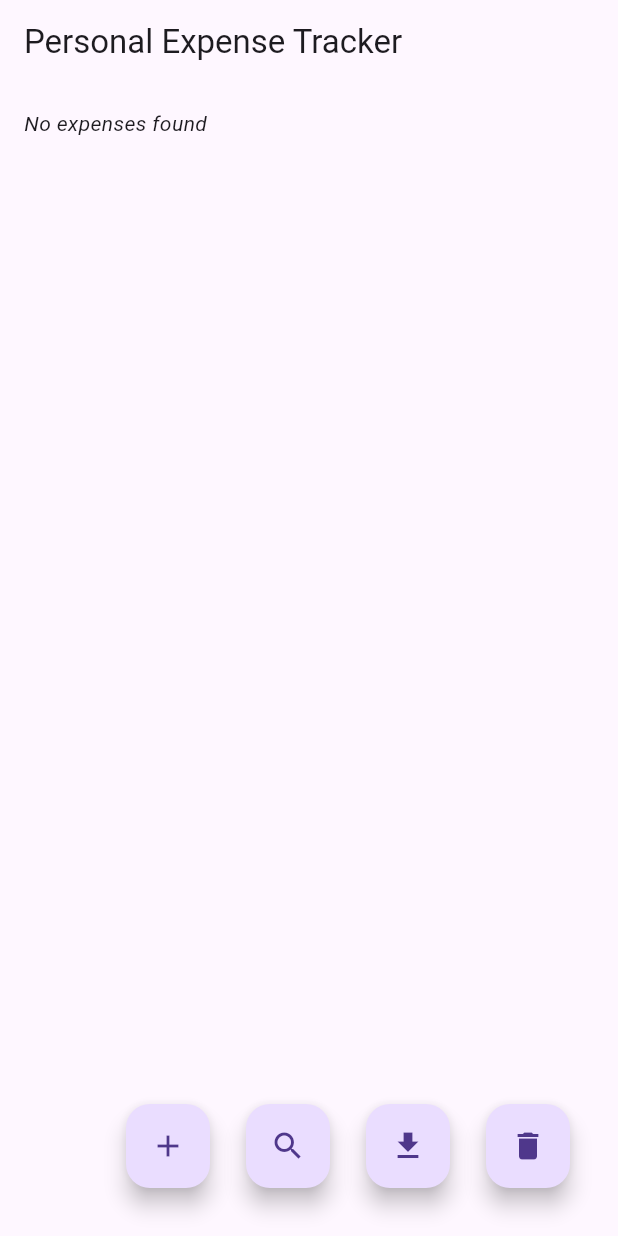
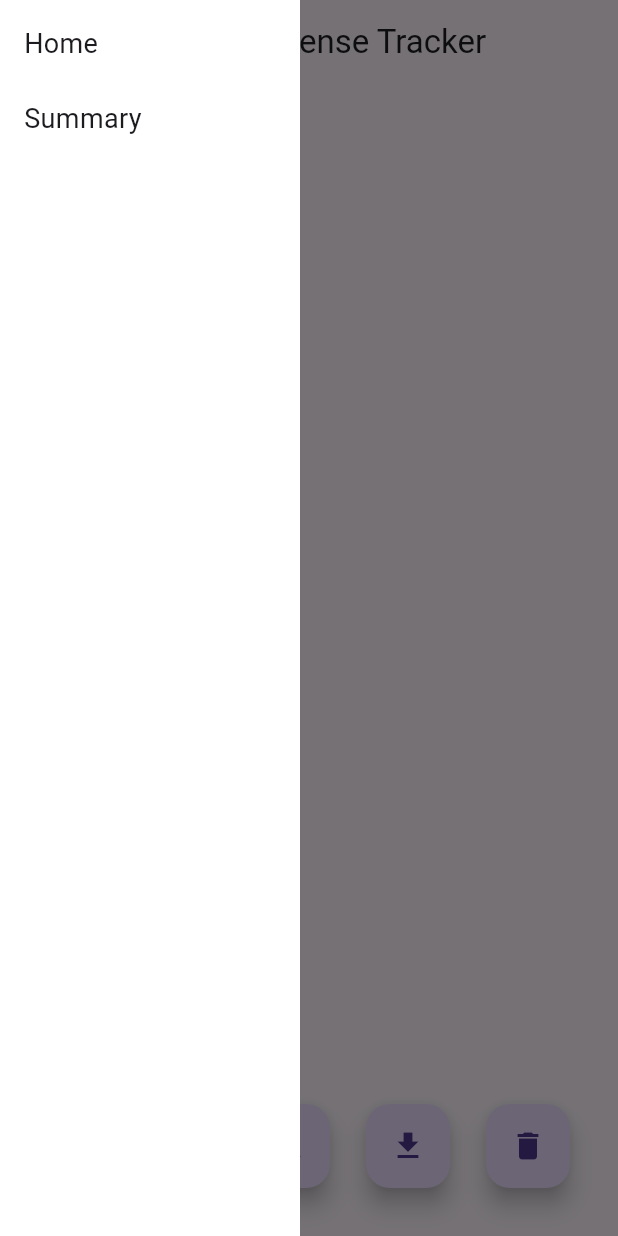
Before and after one commit to saifymatteo/Neurogine-Assessment-Personal-Expense-Tracker, a Flutter app: the screen it shows after launch, with the side drawer open (before the commit the screen has no drawer), on a phone screen of 412 x 824 dp. Run offline on Flutter 3.47's test engine with Material 3 defaults, Android fonts, the phone set to English and light mode, and no system bars; our stand-ins replace auto_route, clock, freezed_annotation, hive_ce_flutter; accounts and stored records are empty.

Commit message:
[lib] feat: add Summary page

```diff
--- a/lib/ui/ft_tracker/pg_home/page.dart
+++ b/lib/ui/ft_tracker/pg_home/page.dart
@@ -9,9 +9,68 @@ class NeurogineHomeTrackerPage extends StatelessWidget {
 
   @override
   Widget build(BuildContext context) {
+    final l10n = context.l10n;
+
     return Scaffold(
-      appBar: AppBar(title: Text(context.l10n.appTitle)),
+      appBar: AppBar(
+        title: Text(l10n.appTitle),
+        leading: Builder(
+          // New BuildContext to open drawer
+          builder: (context) {
+            return IconButton(
+              icon: Icon(Icons.menu),
+              onPressed: () => Scaffold.of(context).openDrawer(),
+            );
+          },
+        ),
+      ),
+      drawer: _AppDrawer(),
       body: AutoRouter(),
     );
   }
 }
+
+class _AppDrawer extends StatelessWidget {
+  const _AppDrawer();
+
+  @override
+  Widget build(BuildContext context) {
+    final l10n = context.l10n;
+
+    return Container(
+      width: 200,
+      decoration: BoxDecoration(color: Colors.white),
+      child: SafeArea(
+        child: Padding(
+          padding: EdgeInsets.all(16),
+          child: Column(
+            spacing: 24,
+            crossAxisAlignment: CrossAxisAlignment.start,
+            children: [
+              InkWell(
+                child: Text(
+                  l10n.navigationHome,
+                  style: TextStyle(fontSize: 18),
+                ),
+                onTap: () {
+                  Scaffold.of(context).closeDrawer();
+                  context.router.replace(NeurogineHomeExpenseListRoute());
+                },
+              ),
+              InkWell(
+                child: Text(
+                  l10n.navigationSummary,
+                  style: TextStyle(fontSize: 18),
+                ),
+                onTap: () {
+                  Scaffold.of(context).closeDrawer();
+                  context.router.replace(NeurogineHomeExpenseSummaryRoute());
+                },
+              ),
+            ],
+          ),
+        ),
+      ),
+    );
+  }
+}
--- /dev/null
+++ b/lib/ui/ft_tracker/pg_summary/repository.dart
@@ -0,0 +1,32 @@
+import 'package:flutter/material.dart';
+import 'package:hive_ce_flutter/hive_ce_flutter.dart';
+
+import '../../../lib.dart';
+import 'state.dart';
+
+class NeurogineHomeExpenseSummaryRepository extends ChangeNotifier {
+  NeurogineHomeExpenseSummaryState _state = NeurogineHomeExpenseSummaryStateLoading();
+  NeurogineHomeExpenseSummaryState get state => _state;
+
+  Box<NeurogineExpenseModel>? _hiveBox;
+
+  String? _currentSearch;
+  String? get currentSearch => _currentSearch;
+
+  Future<void> initialise() async {
+    try {
+      final expenses = <NeurogineExpenseModel>[];
+
+      _hiveBox = await Hive.openBox<NeurogineExpenseModel>('expenses');
+      for (final item in _hiveBox?.values ?? <NeurogineExpenseModel>[]) {
+        expenses.add(item);
+      }
+
+      _state = NeurogineHomeExpenseSummaryStateData(expenses);
+    } catch (e) {
+      _state = NeurogineHomeExpenseSummaryStateError(e.toString());
+    } finally {
+      notifyListeners();
+    }
+  }
+}
--- /dev/null
+++ b/lib/ui/ft_tracker/pg_summary/state.dart
@@ -0,0 +1,20 @@
+import '../../../lib.dart';
+
+sealed class NeurogineHomeExpenseSummaryState {}
+
+final class NeurogineHomeExpenseSummaryStateData
+    extends NeurogineHomeExpenseSummaryState {
+  NeurogineHomeExpenseSummaryStateData(this.expenses);
+
+  final List<NeurogineExpenseModel> expenses;
+}
+
+final class NeurogineHomeExpenseSummaryStateLoading
+    extends NeurogineHomeExpenseSummaryState {}
+
+final class NeurogineHomeExpenseSummaryStateError
+    extends NeurogineHomeExpenseSummaryState {
+  NeurogineHomeExpenseSummaryStateError(this.message);
+
+  final String message;
+}
--- a/lib/ui/routes/route.dart
+++ b/lib/ui/routes/route.dart
@@ -1,10 +1,10 @@
 import 'package:auto_route/auto_route.dart';
 
-@AutoRouterConfig(replaceInRouteName: 'Screen|Page|Route,Page')
 import 'route.gr.dart';
 
 export 'route.gr.dart';
 
+@AutoRouterConfig(replaceInRouteName: 'Screen|Page,Route')
 class NeurogineRouter extends RootStackRouter {
   @override
   RouteType get defaultRouteType => RouteType.material();
@@ -12,10 +12,11 @@ class NeurogineRouter extends RootStackRouter {
   @override
   List<AutoRoute> get routes => [
     AutoRoute(
-      page: NeurogineHomeTrackerPage.page,
+      page: NeurogineHomeTrackerRoute.page,
       initial: true,
       children: [
-        AutoRoute(page: NeurogineHomeExpenseListPage.page, initial: true),
+        AutoRoute(page: NeurogineHomeExpenseListRoute.page, initial: true),
+        AutoRoute(page: NeurogineHomeExpenseSummaryRoute.page),
       ],
     ),
   ];
```
Also changed, not shown: lib/ui/ft_tracker/pg_summary/page.dart (added, +128 -0 lines), lib/ui/routes/route.gr.dart.
